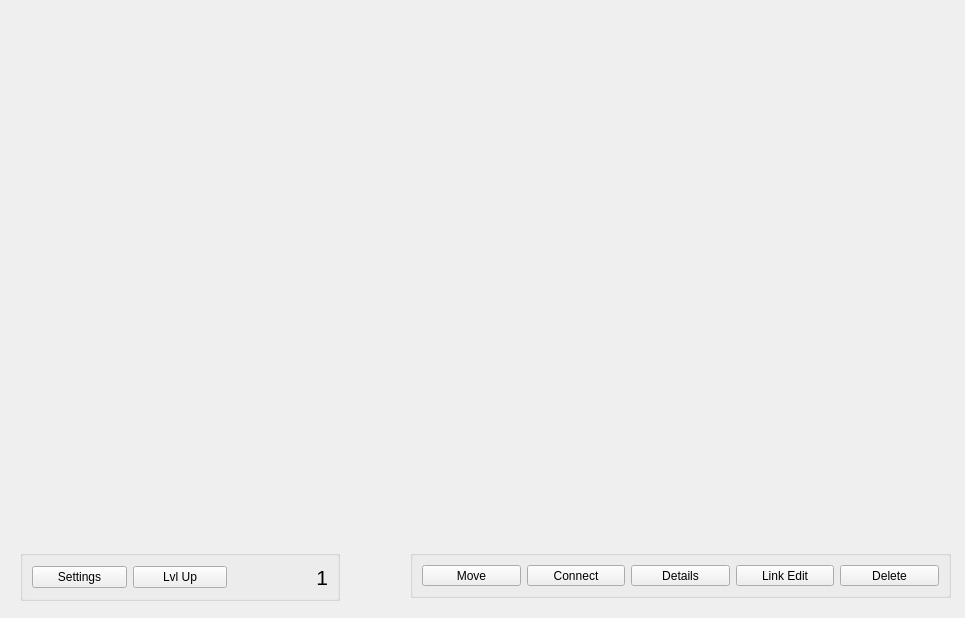
Old version of the form EgWidgetsDemo/EgGraphForm.ui in the repository norian-n/widgets_demo_app.
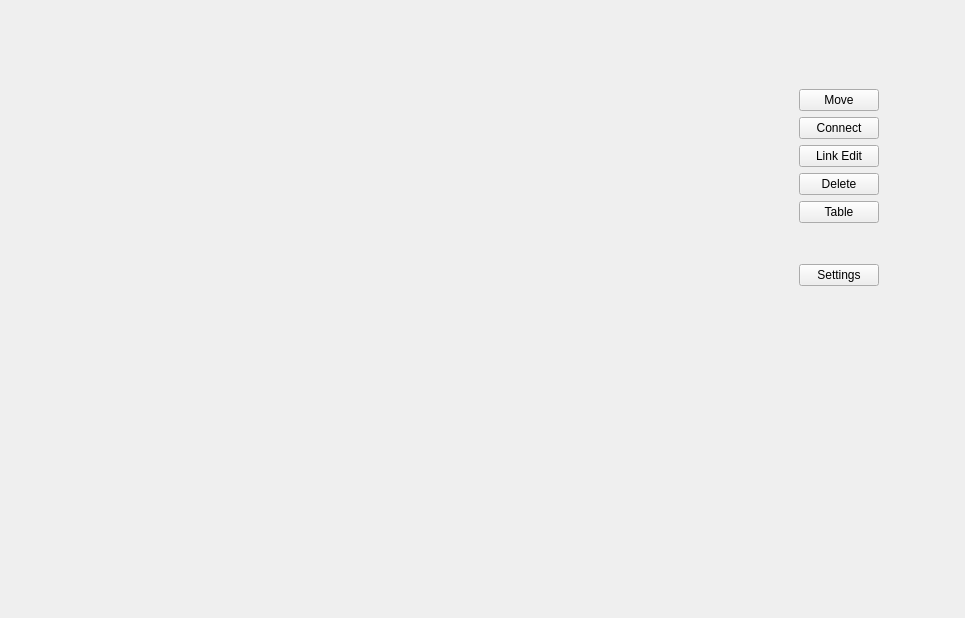
New version of the form.

Commit message: added nodes names table, nodes features changing in node form

Diff of the .ui file:
```diff
--- a/EgWidgetsDemo/EgGraphForm.ui
+++ b/EgWidgetsDemo/EgGraphForm.ui
@@ -14,102 +14,28 @@
    <string>EgGraphForm</string>
   </property>
   <widget class="QWidget" name="centralwidget">
-   <widget class="QGroupBox" name="groupBox">
+   <widget class="QFrame" name="frame">
     <property name="geometry">
      <rect>
-      <x>20</x>
-      <y>550</y>
-      <width>320</width>
-      <height>51</height>
+      <x>790</x>
+      <y>80</y>
+      <width>98</width>
+      <height>215</height>
      </rect>
     </property>
     <property name="sizePolicy">
-     <sizepolicy hsizetype="Preferred" vsizetype="Minimum">
+     <sizepolicy hsizetype="Preferred" vsizetype="Preferred">
       <horstretch>0</horstretch>
       <verstretch>0</verstretch>
      </sizepolicy>
     </property>
-    <property name="minimumSize">
-     <size>
-      <width>320</width>
-      <height>0</height>
-     </size>
+    <property name="frameShadow">
+     <enum>QFrame::Plain</enum>
     </property>
-    <property name="acceptDrops">
-     <bool>false</bool>
+    <property name="lineWidth">
+     <number>0</number>
     </property>
-    <property name="title">
-     <string/>
-    </property>
-    <property name="alignment">
-     <set>Qt::AlignBottom|Qt::AlignLeading|Qt::AlignLeft</set>
-    </property>
-    <layout class="QHBoxLayout" name="horizontalLayout_2">
-     <item>
-      <widget class="QPushButton" name="settingsButton">
-       <property name="text">
-        <string>Settings</string>
-       </property>
-      </widget>
-     </item>
-     <item>
-      <widget class="QPushButton" name="lvlUpButton">
-       <property name="text">
-        <string>Lvl Up</string>
-       </property>
-      </widget>
-     </item>
-     <item>
-      <widget class="QLabel" name="layerNumLabel">
-       <property name="minimumSize">
-        <size>
-         <width>30</width>
-         <height>0</height>
-        </size>
-       </property>
-       <property name="font">
-        <font>
-         <pointsize>16</pointsize>
-        </font>
-       </property>
-       <property name="text">
-        <string>1</string>
-       </property>
-       <property name="alignment">
-        <set>Qt::AlignRight|Qt::AlignTrailing|Qt::AlignVCenter</set>
-       </property>
-      </widget>
-     </item>
-    </layout>
-   </widget>
-   <widget class="QGroupBox" name="groupBox_2">
-    <property name="geometry">
-     <rect>
-      <x>410</x>
-      <y>550</y>
-      <width>541</width>
-      <height>48</height>
-     </rect>
-    </property>
-    <property name="sizePolicy">
-     <sizepolicy hsizetype="Preferred" vsizetype="Minimum">
-      <horstretch>0</horstretch>
-      <verstretch>0</verstretch>
-     </sizepolicy>
-    </property>
-    <property name="minimumSize">
-     <size>
-      <width>280</width>
-      <height>0</height>
-     </size>
-    </property>
-    <property name="title">
-     <string/>
-    </property>
-    <property name="alignment">
-     <set>Qt::AlignCenter</set>
-    </property>
-    <layout class="QHBoxLayout" name="horizontalLayout">
+    <layout class="QVBoxLayout" name="verticalLayout">
      <item>
       <widget class="QPushButton" name="moveModeButton">
        <property name="text">
@@ -139,13 +65,6 @@
        </property>
       </widget>
      </item>
-     <item>
-      <widget class="QPushButton" name="detailsButton">
-       <property name="text">
-        <string>Details</string>
-       </property>
-      </widget>
-     </item>
      <item>
       <widget class="QPushButton" name="linkEditModeButton">
        <property name="sizePolicy">
@@ -190,6 +109,48 @@
        </property>
       </widget>
      </item>
+     <item>
+      <widget class="QPushButton" name="openTableButton">
+       <property name="sizePolicy">
+        <sizepolicy hsizetype="Minimum" vsizetype="Fixed">
+         <horstretch>0</horstretch>
+         <verstretch>0</verstretch>
+        </sizepolicy>
+       </property>
+       <property name="minimumSize">
+        <size>
+         <width>0</width>
+         <height>0</height>
+        </size>
+       </property>
+       <property name="text">
+        <string>Table</string>
+       </property>
+       <property name="flat">
+        <bool>false</bool>
+       </property>
+      </widget>
+     </item>
+     <item>
+      <spacer name="verticalSpacer">
+       <property name="orientation">
+        <enum>Qt::Vertical</enum>
+       </property>
+       <property name="sizeHint" stdset="0">
+        <size>
+         <width>17</width>
+         <height>20</height>
+        </size>
+       </property>
+      </spacer>
+     </item>
+     <item>
+      <widget class="QPushButton" name="settingsButton">
+       <property name="text">
+        <string>Settings</string>
+       </property>
+      </widget>
+     </item>
     </layout>
    </widget>
   </widget>
```
The commit also changes 23 other files.
